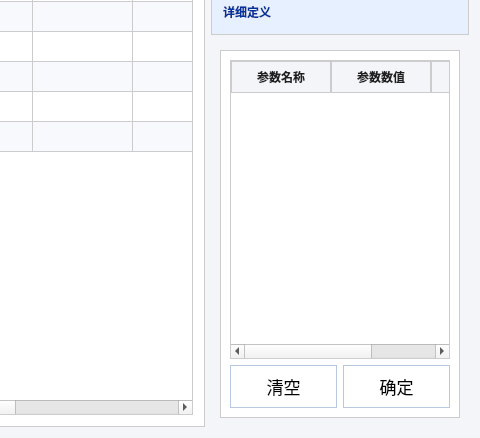
This is DongLanpec-local/modules/cailiaodingyi/ui/paradefine_newui.ui in scienhudb/donghua as Qt 5 draws it before an edit; both pictures show x 591 to 1071 and y 249 to 687 of the 1071 by 687 pixel window. The edited form follows.
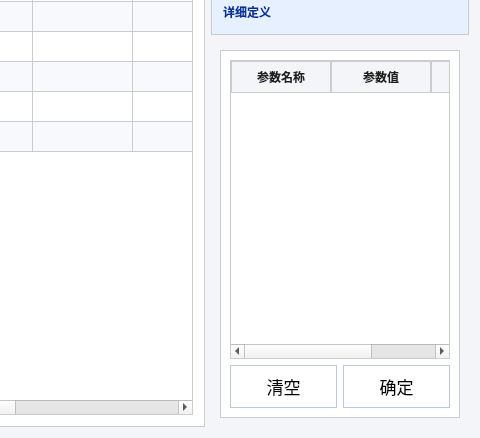
This is the edited form. The open tabs and pages were chosen to show the change. Icons and pictures are not drawn.

```diff
--- a/DongLanpec-local/modules/cailiaodingyi/ui/paradefine_newui.ui
+++ b/DongLanpec-local/modules/cailiaodingyi/ui/paradefine_newui.ui
@@ -1137,12 +1137,12 @@
                     </column>
                     <column>
                      <property name="text">
-                      <string>参数数值</string>
+                      <string>参数值</string>
                      </property>
                     </column>
                     <column>
                      <property name="text">
-                      <string>参数单位</string>
+                      <string>单位</string>
                      </property>
                     </column>
                    </widget>
```
Left out of the diff: 4 changed lines with no effect on the pictures.
